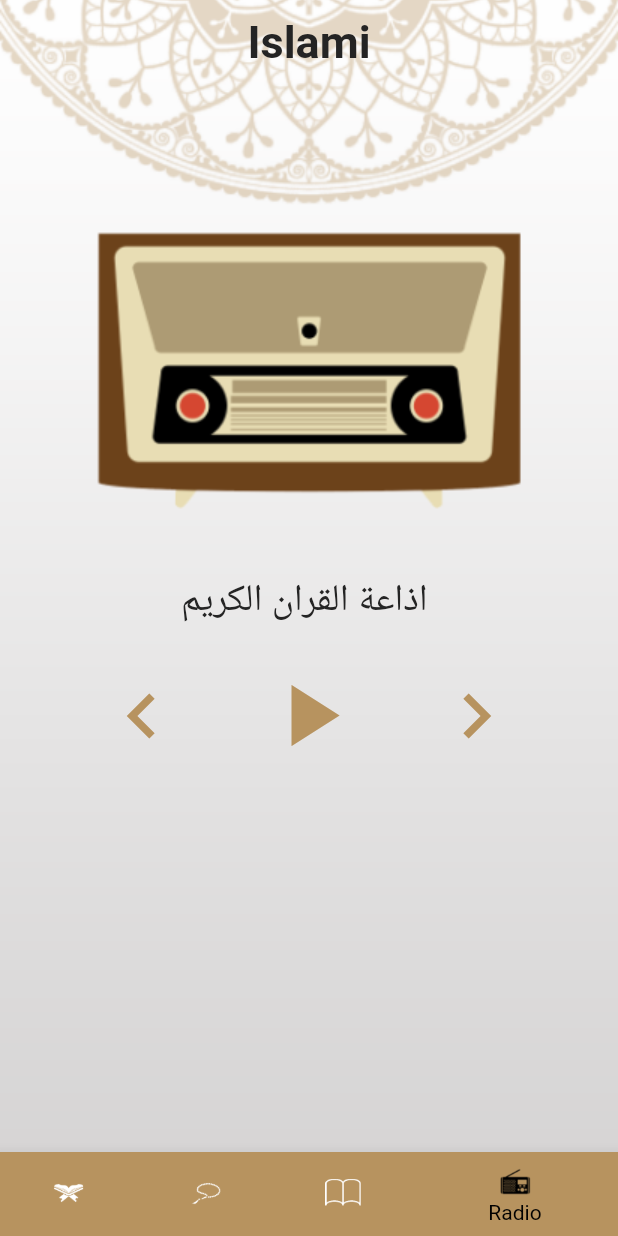
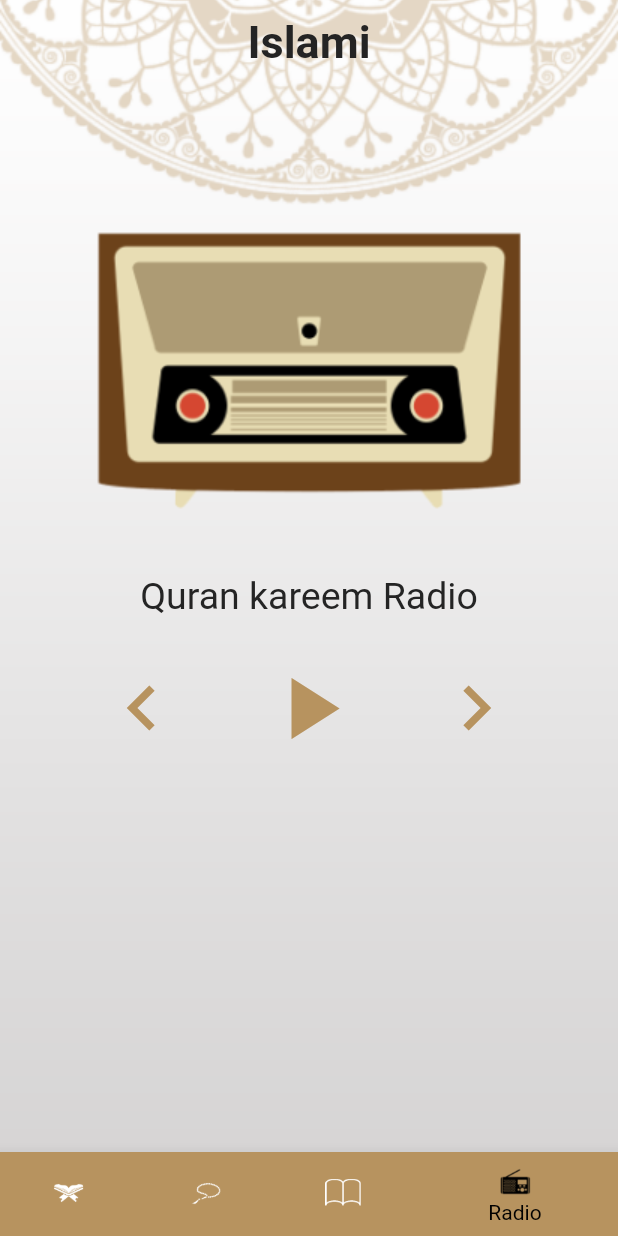
Before and after one commit to moustafaghonimi/Islami-App, a Flutter app: the screen it shows after launch, item 4 of the bottom bar chosen, on a phone screen of 412 x 824 dp. Run offline on Flutter 3.47's test engine with Material 2 defaults, Android fonts, the phone set to English and light mode, and no system bars; generated files the repository leaves out were written again.

Commit message:
finish init localization and theming

```diff
--- /dev/null
+++ b/l10n.yaml
@@ -0,0 +1,3 @@
+arb-dir: lib/l10n
+template-arb-file: app_en.arb
+output-localization-file: app_localizations.dart
--- a/lib/home/homeScreen.dart
+++ b/lib/home/homeScreen.dart
@@ -4,6 +4,7 @@ import 'package:islami_app/home/tabs/quranScreen.dart';
 import 'package:islami_app/home/tabs/radioScreen.dart';
 import 'package:islami_app/home/tabs/sebhaScreen.dart';
 import 'package:islami_app/my_them.dart';
+import 'package:flutter_gen/gen_l10n/app_localizations.dart';
 
 class HomeScreen extends StatefulWidget {
   static const String routeName = 'home';
@@ -27,7 +28,7 @@ class _HomeScreenState extends State<HomeScreen> {
         Scaffold(
           appBar: AppBar(
             title: Text(
-              'Islami',
+              AppLocalizations.of(context)!.islami,
               style: Theme.of(context).textTheme.headline1,
             ),
             centerTitle: true,
@@ -39,10 +40,10 @@ class _HomeScreenState extends State<HomeScreen> {
             },
             currentIndex: currentIndex,
             items: [
-              bottomBar('assets/images/quran.png', 'Quran'),
-              bottomBar('assets/images/sebha.png', 'Sebha'),
-              bottomBar('assets/images/ahades.png', 'Ahades'),
-              bottomBar('assets/images/radio.png', 'Radio'),
+              bottomBar('assets/images/quran.png', AppLocalizations.of(context)!.quran),
+              bottomBar('assets/images/sebha.png', AppLocalizations.of(context)!.sebha),
+              bottomBar('assets/images/ahades.png', AppLocalizations.of(context)!.ahadeth),
+              bottomBar('assets/images/radio.png', AppLocalizations.of(context)!.radio),
             ],
           ),
           body: Tabs[currentIndex],
--- a/lib/home/tabs/ahadesScreen.dart
+++ b/lib/home/tabs/ahadesScreen.dart
@@ -3,6 +3,7 @@ import 'package:flutter/services.dart';
 
 import '../../my_them.dart';
 import '../ahades_detailes/ahades_name.dart';
+import 'package:flutter_gen/gen_l10n/app_localizations.dart';
 
 class AhadesScreen extends StatefulWidget {
   @override
@@ -31,7 +32,7 @@ class _AhadesScreenState extends State<AhadesScreen> {
             child: Container(
               color: MyThemeData.colorGold,
               width: MediaQuery.of(context).size.width * 0.90,
-              child: Text('Hadith Name',
+              child: Text(AppLocalizations.of(context)!.ahadeth,
                   style: Theme.of(context).textTheme.headline1?.copyWith(
                         fontSize: 22,
                         color: MyThemeData.colorBlack,
--- a/lib/home/tabs/quranScreen.dart
+++ b/lib/home/tabs/quranScreen.dart
@@ -2,6 +2,7 @@ import 'package:flutter/material.dart';
 
 import '../../my_them.dart';
 import '../sura_detailes/sura_name.dart';
+import 'package:flutter_gen/gen_l10n/app_localizations.dart';
 
 class QuranScreen extends StatelessWidget {
   List<String>SuraNames=["الفاتحه","البقرة","آل عمران","النساء","المائدة","الأنعام","الأعراف","الأنفال","التوبة","يونس","هود"
@@ -31,7 +32,7 @@ class QuranScreen extends StatelessWidget {
             child: Container (
               color: MyThemeData.colorGold,
               width: MediaQuery.of(context).size.width*0.90,
-              child: Text('Sura Name',style: Theme.of(context).textTheme.headline1?.copyWith(
+              child: Text(AppLocalizations.of(context)!.suraName,style: Theme.of(context).textTheme.headline1?.copyWith(
                 fontSize: 22,
                 color: MyThemeData.colorBlack,
               ),textAlign: TextAlign.center),
--- a/lib/home/tabs/radioScreen.dart
+++ b/lib/home/tabs/radioScreen.dart
@@ -1,6 +1,7 @@
 import 'package:flutter/material.dart';
 
 import '../../my_them.dart';
+import 'package:flutter_gen/gen_l10n/app_localizations.dart';
 
 class RadioScreen extends StatelessWidget {
   const RadioScreen({Key? key}) : super(key: key);
@@ -21,7 +22,7 @@ class RadioScreen extends StatelessWidget {
           ),
           Container(
             child: Text(
-              'اذاعة القران الكريم ',
+              AppLocalizations.of(context)!.quran_radio,
               style: Theme.of(context).textTheme.headline1?.copyWith(
                     fontSize: 25,
                     fontWeight: FontWeight.w400,
--- a/lib/home/tabs/sebhaScreen.dart
+++ b/lib/home/tabs/sebhaScreen.dart
@@ -1,6 +1,7 @@
 import 'package:flutter/material.dart';
 
 import '../../my_them.dart';
+import 'package:flutter_gen/gen_l10n/app_localizations.dart';
 
 class SebhaScreen extends StatefulWidget {
   @override
@@ -52,7 +53,7 @@ class _SebhaScreenState extends State<SebhaScreen> {
             ),
             Container(
               child: Text(
-                'Tasbeh Number',
+                AppLocalizations.of(context)!.tasbeh_num,
                 style: Theme.of(context)
                     .textTheme
                     .headline1
--- /dev/null
+++ b/lib/l10n/app_ar.arb
@@ -0,0 +1,10 @@
+{
+  "islami": "اسلامى",
+  "ahadeth": "احاديث",
+  "suraName": "اسم السورة",
+  "tasbeh_num":"السبحه",
+  "quran_radio": "اذاعة القران الكريم",
+  "quran": "القران",
+  "sebha": "السبحه",
+  "radio": "الراديو"
+}
--- /dev/null
+++ b/lib/l10n/app_en.arb
@@ -0,0 +1,10 @@
+{
+  "islami": "Islami",
+  "ahadeth": "Ahadeth",
+  "suraName": "Sura Name",
+  "tasbeh_num": "Tasbeh Number",
+  "quran_radio": "Quran kareem Radio",
+  "quran": "Quran",
+  "sebha": "Sebha",
+  "radio": "Radio"
+}
--- a/lib/my_them.dart
+++ b/lib/my_them.dart
@@ -4,9 +4,25 @@ class MyThemeData {
   static const Color colorBlack = Color.fromRGBO(36, 36, 36, 1.0);
   static const Color colorGold = Color.fromRGBO(183, 147, 95, 1.0);
   static const Color colorWhite = Color.fromRGBO(245, 245, 245, 1.0);
+  static const Color primaryDarkColor = Color.fromRGBO(20, 26, 46, 1.0);
+  static const Color onprimaryDarkColor = Color.fromRGBO(251, 202, 36, 1.0);
 
   static ThemeData lightTheme = ThemeData(
       scaffoldBackgroundColor: Colors.transparent,
+      primaryColor: colorGold,
+      colorScheme: ColorScheme(
+        primary: colorGold,
+        onPrimary: colorBlack,
+        error: Colors.red,
+        onError: Colors.white,
+        background: Colors.transparent,
+        onBackground: colorBlack,
+        surface: colorGold,
+        onSurface: colorBlack,
+        secondary: Colors.brown,
+        onSecondary: Colors.white,
+        brightness: Brightness.light,
+      ),
       appBarTheme: AppBarTheme(
         iconTheme: IconThemeData(
           color: Colors.black,
@@ -26,8 +42,38 @@ class MyThemeData {
         color: colorBlack,
       )));
   static ThemeData darkTheme = ThemeData(
-      scaffoldBackgroundColor: Colors.transparent,
-      appBarTheme: AppBarTheme(
-        backgroundColor: Colors.transparent,
-      ));
+    scaffoldBackgroundColor: Colors.transparent,
+    primaryColor: primaryDarkColor,
+    colorScheme: ColorScheme(
+      primary: primaryDarkColor,
+      onPrimary: onprimaryDarkColor,
+      error: Colors.red,
+      onError: Colors.white,
+      background: Colors.transparent,
+      onBackground: onprimaryDarkColor,
+      surface: primaryDarkColor,
+      onSurface: onprimaryDarkColor,
+      secondary: primaryDarkColor,
+      onSecondary: Colors.white,
+      brightness: Brightness.dark,
+    ),
+    appBarTheme: AppBarTheme(
+      iconTheme: IconThemeData(
+        color: Colors.white,
+      ),
+      backgroundColor: Colors.transparent,
+      elevation: 0,
+    ),
+    bottomNavigationBarTheme: BottomNavigationBarThemeData(
+      backgroundColor: primaryDarkColor,
+      selectedItemColor: onprimaryDarkColor,
+      unselectedItemColor: Colors.white,
+    ),
+    textTheme: TextTheme(
+        headline1: TextStyle(
+      fontSize: 30,
+      fontWeight: FontWeight.bold,
+      color: onprimaryDarkColor,
+    )),
+  );
 }
--- a/pubspec.yaml
+++ b/pubspec.yaml
@@ -31,8 +31,9 @@ environment:
 dependencies:
   flutter:
     sdk: flutter
-
-
+  flutter_localizations: # Add this line
+    sdk: flutter         # Add this line
+  intl: ^0.17.0 # Add this line
   # The following adds the Cupertino Icons font to your application.
   # Use with the CupertinoIcons class for iOS style icons.
   cupertino_icons: ^1.0.2
@@ -53,6 +54,7 @@ dev_dependencies:
 
 # The following section is specific to Flutter packages.
 flutter:
+  generate: true # Add this line
 
   # The following line ensures that the Material Icons font is
   # included with your application, so that you can use the icons in
```
Also changed, not shown: lib/main.dart (+12 -0 lines), pubspec.lock.
